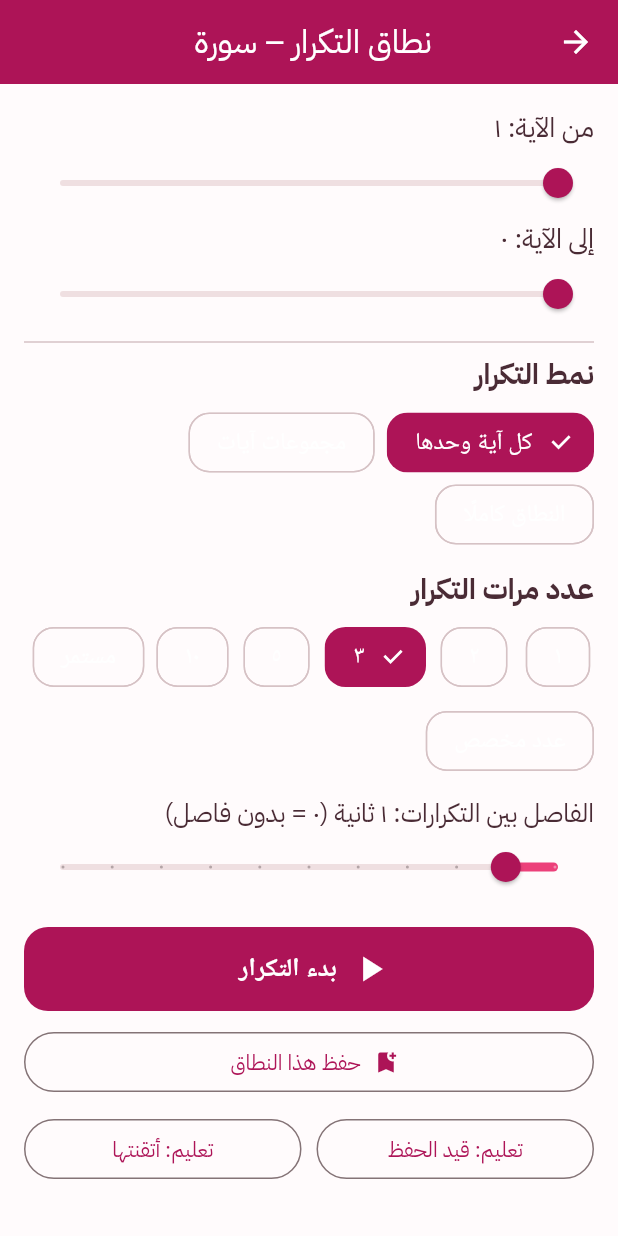
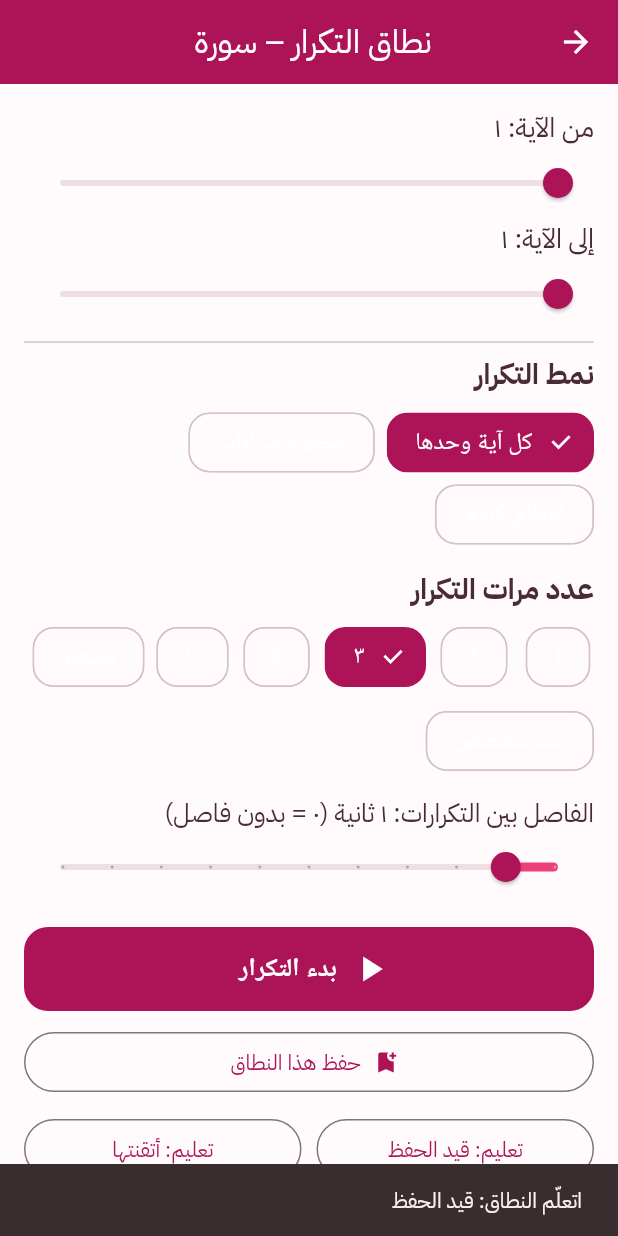
Before and after one commit to eltaieb-eltalib/Iqra-Wartaqi, a Flutter app: the RangePickerScreen screen opened directly with empty values, after a tap on "تعليم: قيد الحفظ", on a phone screen of 412 x 824 dp. Run offline on Flutter 3.47's test engine with Material 3 defaults, Android fonts, the phone set to English and light mode, and no system bars; our stand-ins replace audio_service, just_audio, scrollable_positioned_list, shared_preferences, sqflite; missing offline and left inert: audio_session; accounts and stored records are empty; statements that could not run were skipped.

Commit message:
audit fixes 2026-11-18: lib/features/range/range_picker_screen.dart

```diff
--- a/lib/features/range/range_picker_screen.dart
+++ b/lib/features/range/range_picker_screen.dart
@@ -15,11 +15,15 @@ import '../home/home_screen.dart';
 class RangePickerScreen extends StatefulWidget {
   final Surah surah;
   final int initialFrom;
+
+  /// نهاية النطاق الابتدائية (للنطاقات المحفوظة). null = آخر السورة.
+  final int? initialTo;
   final String sessionMode; // memorization | review | listening
   const RangePickerScreen({
     super.key,
     required this.surah,
     this.initialFrom = 1,
+    this.initialTo,
     this.sessionMode = 'memorization',
   });
 
@@ -40,9 +44,11 @@ class _RangePickerScreenState extends State<RangePickerScreen> {
   void initState() {
     super.initState();
     _from = widget.initialFrom;
-    _to = widget.surah.ayahCount;
+    _to = widget.initialTo ?? widget.surah.ayahCount;
+    if (_to < _from) _to = _from;
     _gap = 1;
     WidgetsBinding.instance.addPostFrameCallback((_) {
+      if (!mounted) return;
       final s = context.read<SettingsService>();
       setState(() {
         _repeatCount = s.defaultRepeatCount;
@@ -79,7 +85,9 @@ class _RangePickerScreenState extends State<RangePickerScreen> {
         return;
       }
     }
-    final engine = RepetitionEngine(
+    final RepetitionEngine engine;
+    try {
+      engine = RepetitionEngine(
         config: RepetitionConfig(
           mode: _mode,
           repeatCount: count,
@@ -91,8 +99,17 @@ class _RangePickerScreenState extends State<RangePickerScreen> {
         fromAyah: _from,
         toAyah: _to,
       );
-    await app.beginSession(widget.surah.number,
-        widget.sessionMode == 'review' ? 'review' : 'memorization');
+    } catch (_) {
+      if (mounted) {
+        ScaffoldMessenger.of(context).showSnackBar(const SnackBar(
+            content: Text('نطاق التكرار غير صالح لهذه السورة')));
+      }
+      return;
+    }
+    await app.beginSession(
+        widget.surah.number,
+        widget.sessionMode == 'review' ? 'review' : 'memorization',
+        owner: AppState.repetitionSessionOwner);
     await app.recordPosition(
         widget.surah.number, _from, cleanSurahName(widget.surah));
     await audio.playRepetition(engine,
@@ -254,18 +271,28 @@ class _RangePickerScreenState extends State<RangePickerScreen> {
             children: [
               Expanded(
                 child: OutlinedButton(
-                  onPressed: () => context
-                      .read<AppState>()
-                      .markRangeStatus(widget.surah.number, _from, _to, 'learning'),
+                  onPressed: () async {
+                    final messenger = ScaffoldMessenger.of(context);
+                    await context.read<AppState>().markRangeStatus(
+                        widget.surah.number, _from, _to, 'learning');
+                    if (!mounted) return;
+                    messenger.showSnackBar(
+                        const SnackBar(content: Text('اتعلّم النطاق: قيد الحفظ')));
+                  },
                   child: const Text('تعليم: قيد الحفظ'),
                 ),
               ),
               const SizedBox(width: 10),
               Expanded(
                 child: OutlinedButton(
-                  onPressed: () => context
-                      .read<AppState>()
-                      .markRangeStatus(widget.surah.number, _from, _to, 'mastered'),
+                  onPressed: () async {
+                    final messenger = ScaffoldMessenger.of(context);
+                    await context.read<AppState>().markRangeStatus(
+                        widget.surah.number, _from, _to, 'mastered');
+                    if (!mounted) return;
+                    messenger.showSnackBar(const SnackBar(
+                        content: Text('ما شاء الله — اتعلّم النطاق: أتقنتها')));
+                  },
                   child: const Text('تعليم: أتقنتها'),
                 ),
               ),
```
Lines whose indentation alone changed are shown as unchanged.
